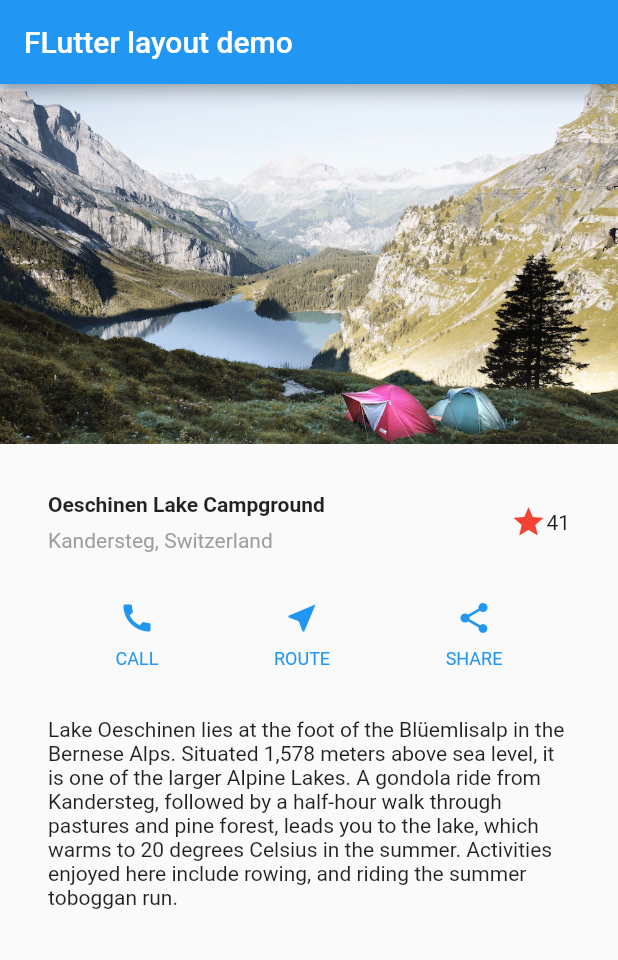
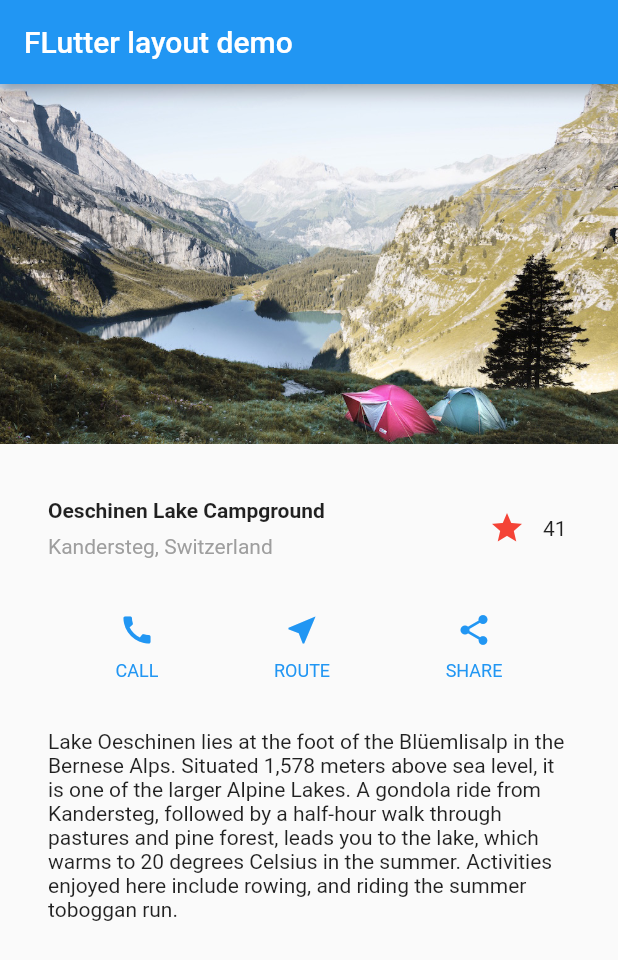
Before and after one commit to hagoromo2000/flutter_layout_official_tutorial, a Flutter app: the screen it shows after launch, on a phone screen of 412 x 824 dp. Shown: the top 960 px of the screen. Run offline on Flutter 3.47's test engine with Material 2 defaults, Android fonts, the phone set to English and light mode, and no system bars.

```diff
--- a/lib/main.dart
+++ b/lib/main.dart
@@ -38,11 +38,7 @@ class MyApp extends StatelessWidget {
             ),
           ),
           /*3*/
-          Icon(
-            Icons.star,
-            color: Colors.red[500],
-          ),
-          const Text('41'),
+          const FavoriteWidget(),
         ],
       ),
     );
@@ -124,7 +120,19 @@ class _FavoriteWidgetState extends State<FavoriteWidget> {
   bool _isFavorite = true;
   int _favoriteCount = 41;
 
-  // お気に入りボタンを押した時の処理
+  void _toggleFavorite() {
+    // お気に入りボタンを押した時の処理
+    setState(() {
+      if (_isFavorite) {
+        _favoriteCount -= 1;
+        _isFavorite = false;
+      } else {
+        _favoriteCount += 1;
+        _isFavorite = true;
+      }
+    });
+  }
+
   @override
   Widget build(BuildContext context) {
     return Row(
@@ -138,18 +146,7 @@ class _FavoriteWidgetState extends State<FavoriteWidget> {
                 ? const Icon(Icons.star)
                 : const Icon(Icons.star_border)),
             color: Colors.red[500],
-            onPressed: () {
-              // お気に入りボタンを押した時の処理
-              setState(() {
-                if (_isFavorite) {
-                  _favoriteCount -= 1;
-                  _isFavorite = false;
-                } else {
-                  _favoriteCount += 1;
-                  _isFavorite = true;
-                }
-              });
-            },
+            onPressed: _toggleFavorite,
           ),
         ),
         SizedBox(
```
